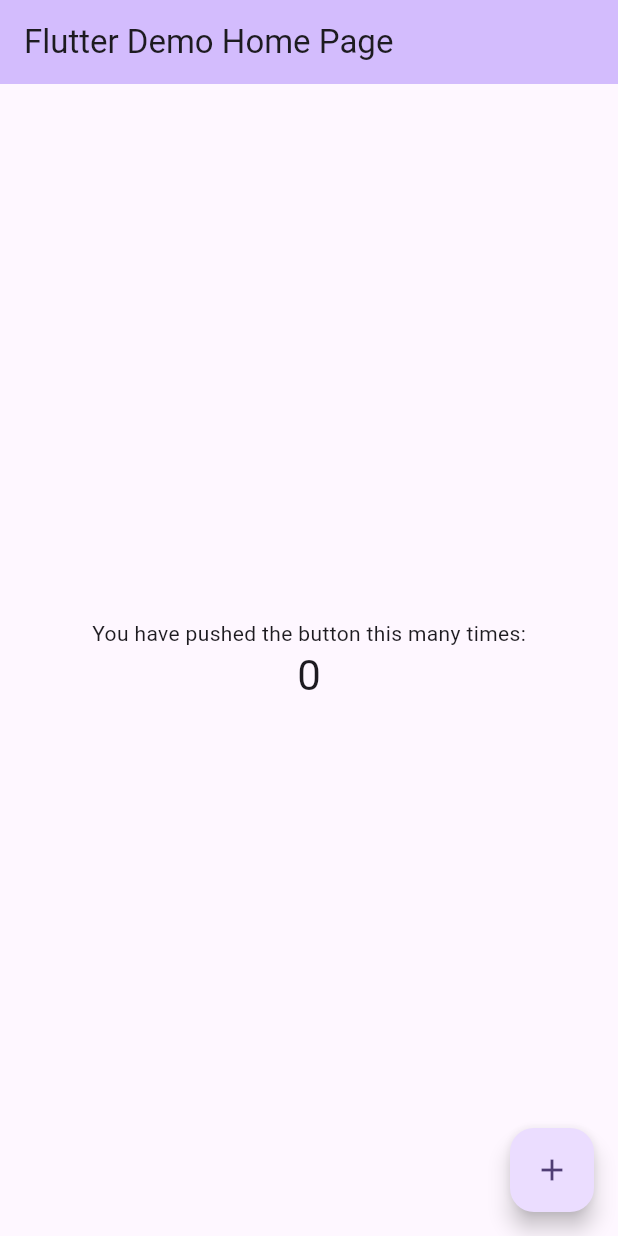
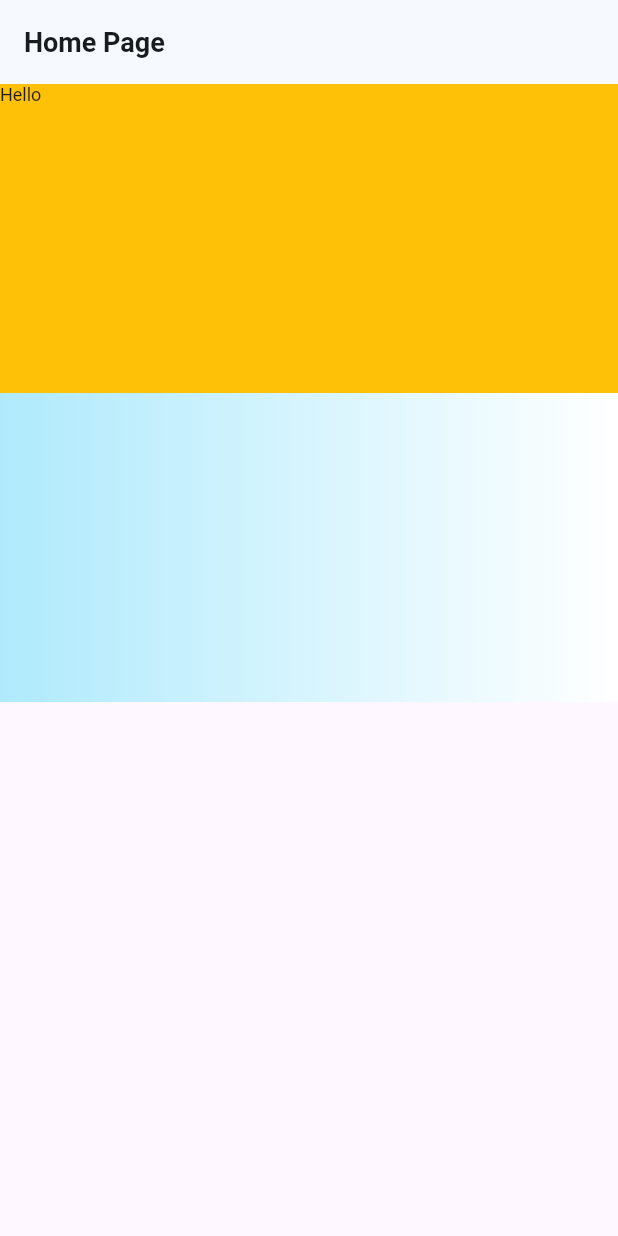
Before and after one commit to morinikunj/Service_Plus_App, a Flutter app: the screen it shows after launch, on a phone screen of 412 x 824 dp. Run offline on Flutter 3.47's test engine with Material 3 defaults, Android fonts, the phone set to English and light mode, and no system bars; our stand-ins replace get.

Commit message:
project setup
project setup

```diff
--- /dev/null
+++ b/service_plus_app/lib/bindings/general_bindings.dart
@@ -0,0 +1,11 @@
+
+import 'package:get/get.dart';
+
+class GeneralBinding extends Bindings {
+
+  @override
+  void dependencies() {
+
+  }
+
+}
--- /dev/null
+++ b/service_plus_app/lib/components/common_gradient.dart
@@ -0,0 +1,12 @@
+import 'package:flutter/material.dart';
+import 'package:service_plus_app/utils/constants/app_colors.dart';
+
+Gradient customGradient = LinearGradient(
+    begin: Alignment.centerLeft,
+    end: Alignment.centerRight,
+    tileMode: TileMode.clamp,
+    colors: [
+      AppColors.primaryGredientColor,
+      AppColors.whiteColor
+      ]
+  );
--- /dev/null
+++ b/service_plus_app/lib/components/custom_container.dart
@@ -0,0 +1,36 @@
+import 'package:flutter/material.dart';
+import 'package:service_plus_app/components/common_gradient.dart';
+import 'package:service_plus_app/utils/constants/general_sizes.dart';
+
+Container customContainer({
+  double? height,
+  double? width,
+  EdgeInsets? padding,
+  EdgeInsets? margin,
+  double? borderRadius,
+  Widget? child,
+  Color? color,
+  double? borderWidth,
+  Color? borderColor,
+  BoxDecoration? decoration,
+  bool isGradient = false,
+  BoxShape? shape,
+  AlignmentGeometry? alignment
+}) => Container(
+  alignment: alignment,
+  height: height,
+  width: width,
+  padding: padding ?? GeneralSize.padding2,
+  margin: margin,
+  decoration: decoration ?? BoxDecoration(
+    color: color,
+    borderRadius: BorderRadius.all(Radius.circular(borderRadius ?? 0)),
+    border: Border.all(
+      color: borderColor ?? Colors.transparent,
+      width: borderWidth ?? 0
+    ),
+    gradient: isGradient ? customGradient : null,
+    shape: shape ?? BoxShape.rectangle
+  ),
+  child: child,
+);
--- /dev/null
+++ b/service_plus_app/lib/home.dart
@@ -0,0 +1,37 @@
+import 'package:flutter/material.dart';
+import 'package:service_plus_app/components/common_gradient.dart';
+import 'package:service_plus_app/utils/constants/app_colors.dart';
+import 'package:service_plus_app/utils/constants/text_strings.dart';
+import 'package:service_plus_app/utils/responsive_util/responsive_util.dart';
+
+class HomePage extends StatefulWidget {
+  const HomePage({super.key});
+
+  @override
+  State<HomePage> createState() => _HomePageState();
+}
+
+class _HomePageState extends State<HomePage> {
+  @override
+  Widget build(BuildContext context) {
+    return Scaffold(
+      appBar: AppBar(
+        title: const Text("Home Page"),
+      ),
+      body: Column(children: [
+         Container(
+          height: ResponsiveUtil.instance.height(200, context),
+        //  width: ResponsiveUtil.width(200),
+        width: double.infinity,
+          color: Colors.amber,
+        child: Text("Hello", style: Theme.of(context).textTheme.displaySmall, textScaler: textScale(context),),
+        ),
+        Container(
+          height: ResponsiveUtil.instance.height(200, context),
+        //  width: ResponsiveUtil.width(300),
+          decoration: BoxDecoration(gradient: customGradient),
+        )
+      ]),
+    );
+  }
+}
--- a/service_plus_app/lib/main.dart
+++ b/service_plus_app/lib/main.dart
@@ -1,4 +1,11 @@
 import 'package:flutter/material.dart';
+import 'package:get/get.dart';
+import 'package:service_plus_app/bindings/general_bindings.dart';
+import 'package:service_plus_app/home.dart';
+import 'package:service_plus_app/theme/app_theme.dart';
+import 'package:service_plus_app/utils/responsive_util/responsive_util.dart';
+
+import 'routes/app_routes.dart';
 
 void main() {
   runApp(const MyApp());
@@ -10,87 +17,14 @@ class MyApp extends StatelessWidget {
   // This widget is the root of your application.
   @override
   Widget build(BuildContext context) {
-    return MaterialApp(
+    ResponsiveUtil.instance.init(context);
+    return GetMaterialApp(
       title: 'Flutter Demo',
-      theme: ThemeData(
-        colorScheme: ColorScheme.fromSeed(seedColor: Colors.deepPurple),
-        useMaterial3: true,
-      ),
-      home: const MyHomePage(title: 'Flutter Demo Home Page'),
+      theme: AppTheme.lightTheme,
+      initialBinding: GeneralBinding(),
+      getPages: AppRoutes.routes,
+      initialRoute: AppRoutes.homepage,
+      debugShowCheckedModeBanner: false,
     );
   }
 }
-
-class MyHomePage extends StatefulWidget {
-  const MyHomePage({super.key, required this.title});
-
-  final String title;
-
-  @override
-  State<MyHomePage> createState() => _MyHomePageState();
-}
-
-class _MyHomePageState extends State<MyHomePage> {
-  int _counter = 0;
-
-  void _incrementCounter() {
-    setState(() {
-      _counter++;
-    });
-  }
-
-  @override
-  Widget build(BuildContext context) {
-    // This method is rerun every time setState is called, for instance as done
-    // by the _incrementCounter method above.
-    //
-    // The Flutter framework has been optimized to make rerunning build methods
-    // fast, so that you can just rebuild anything that needs updating rather
-    // than having to individually change instances of widgets.
-    return Scaffold(
-      appBar: AppBar(
-        // TRY THIS: Try changing the color here to a specific color (to
-        // Colors.amber, perhaps?) and trigger a hot reload to see the AppBar
-        // change color while the other colors stay the same.
-        backgroundColor: Theme.of(context).colorScheme.inversePrimary,
-        // Here we take the value from the MyHomePage object that was created by
-        // the App.build method, and use it to set our appbar title.
-        title: Text(widget.title),
-      ),
-      body: Center(
-        // Center is a layout widget. It takes a single child and positions it
-        // in the middle of the parent.
-        child: Column(
-          // Column is also a layout widget. It takes a list of children and
-          // arranges them vertically. By default, it sizes itself to fit its
-          // children horizontally, and tries to be as tall as its parent.
-          //
-          // Column has various properties to control how it sizes itself and
-          // how it positions its children. Here we use mainAxisAlignment to
-          // center the children vertically; the main axis here is the vertical
-          // axis because Columns are vertical (the cross axis would be
-          // horizontal).
-          //
-          // TRY THIS: Invoke "debug painting" (choose the "Toggle Debug Paint"
-          // action in the IDE, or press "p" in the console), to see the
-          // wireframe for each widget.
-          mainAxisAlignment: MainAxisAlignment.center,
-          children: <Widget>[
-            const Text(
-              'You have pushed the button this many times:',
-            ),
-            Text(
-              '$_counter',
-              style: Theme.of(context).textTheme.headlineMedium,
-            ),
-          ],
-        ),
-      ),
-      floatingActionButton: FloatingActionButton(
-        onPressed: _incrementCounter,
-        tooltip: 'Increment',
-        child: const Icon(Icons.add),
-      ), // This trailing comma makes auto-formatting nicer for build methods.
-    );
-  }
-}
--- /dev/null
+++ b/service_plus_app/lib/routes/app_routes.dart
@@ -0,0 +1,14 @@
+import 'package:get/get.dart';
+import 'package:service_plus_app/home.dart';
+
+import '../bindings/general_bindings.dart';
+
+class AppRoutes {
+  // App Routes Names
+  static String homepage = "/home_page";
+
+  // App Routes
+  static List<GetPage> routes = [
+    GetPage(name: homepage, page: () => const HomePage(), binding: GeneralBinding())
+  ];
+}
--- /dev/null
+++ b/service_plus_app/lib/theme/app_theme.dart
@@ -0,0 +1,21 @@
+import 'package:flutter/material.dart';
+import 'package:service_plus_app/theme/button_theme.dart';
+import 'package:service_plus_app/theme/text_theme.dart';
+import 'package:service_plus_app/utils/constants/app_colors.dart';
+
+class AppTheme {
+
+  static ThemeData lightTheme = ThemeData.light(
+    useMaterial3: true,
+  ).copyWith(
+    primaryColor: AppColors.primaryColor,
+    colorScheme: ColorScheme.fromSeed(seedColor: AppColors.primaryColor),
+    textTheme: AppTextTheme.textLightTheme,
+    elevatedButtonTheme: AppButtonTheme.elevatedButtonLightTheme,
+    textButtonTheme: AppButtonTheme.textButtonLightTheme
+  );
+
+  static ThemeData darkTheme = ThemeData.dark(
+
+  );
+}
--- /dev/null
+++ b/service_plus_app/lib/theme/button_theme.dart
@@ -0,0 +1,17 @@
+import 'package:flutter/material.dart';
+import 'package:service_plus_app/utils/constants/app_colors.dart';
+import 'package:service_plus_app/utils/constants/general_sizes.dart';
+
+class AppButtonTheme {
+  //light
+  static final elevatedButtonLightTheme = ElevatedButtonThemeData(
+      style: const ButtonStyle().copyWith(
+    backgroundColor: MaterialStatePropertyAll(AppColors.primaryColor),
+    elevation: const MaterialStatePropertyAll(0),
+    foregroundColor: MaterialStatePropertyAll(AppColors.whiteColor),
+  ));
+
+  static const textButtonLightTheme = TextButtonThemeData(
+    style: ButtonStyle()
+  );
+}
--- /dev/null
+++ b/service_plus_app/lib/theme/text_theme.dart
@@ -0,0 +1,58 @@
+import 'package:flutter/material.dart';
+import 'package:service_plus_app/utils/constants/general_sizes.dart';
+
+class AppTextTheme {
+
+  //light mode
+  static final textLightTheme = ThemeData.light().textTheme.copyWith(
+
+     headlineLarge: ThemeData.light().textTheme.copyWith().headlineLarge!.copyWith(
+      fontSize: GeneralSize.textsize1,
+      fontWeight: GeneralSize.boldfont
+    ),
+    headlineMedium: ThemeData.light().textTheme.copyWith().headlineMedium!.copyWith(
+      fontSize: GeneralSize.textsize2,
+      fontWeight: GeneralSize.boldfont
+    ),
+    headlineSmall: ThemeData.light().textTheme.copyWith().headlineSmall!.copyWith(
+      fontSize: GeneralSize.textsize3,
+      fontWeight: GeneralSize.boldfont
+    ),
+
+    titleLarge: ThemeData.light().textTheme.copyWith().titleLarge!.copyWith(
+      fontSize: GeneralSize.textsize4,
+      fontWeight: GeneralSize.boldfont
+    ),
+    titleMedium: ThemeData.light().textTheme.copyWith().titleMedium!.copyWith(
+      fontSize: GeneralSize.textsize5,
+      fontWeight: GeneralSize.boldfont
+    ),
+    titleSmall: ThemeData.light().textTheme.copyWith().titleSmall!.copyWith(
+      fontSize: GeneralSize.textsize6,
+      fontWeight: GeneralSize.boldfont
+    ),
+
+    labelSmall: ThemeData.light().textTheme.copyWith().labelSmall!.copyWith(
+      fontSize: GeneralSize.textsize7,
+      fontWeight: GeneralSize.boldfont
+    ),
+
+    bodyLarge: ThemeData.light().textTheme.copyWith().bodyLarge!.copyWith(
+      fontSize: GeneralSize.textsize4,
+      fontWeight: GeneralSize.regularfont
+    ),
+    bodyMedium: ThemeData.light().textTheme.copyWith().bodyMedium!.copyWith(
+      fontSize: GeneralSize.textsize5,
+      fontWeight: GeneralSize.regularfont
+    ),
+    bodySmall: ThemeData.light().textTheme.copyWith().bodySmall!.copyWith(
+      fontSize: GeneralSize.textsize6,
+      fontWeight: GeneralSize.regularfont
+    ),
+
+    displaySmall: ThemeData.light().textTheme.copyWith().displaySmall!.copyWith(
+      fontSize: GeneralSize.textsize7,
+      fontWeight: GeneralSize.regularfont
+    ),
+  );
+}
--- /dev/null
+++ b/service_plus_app/lib/utils/constants/app_colors.dart
@@ -0,0 +1,24 @@
+import 'package:flutter/material.dart';
+
+class AppColors {
+  //private constructors
+  AppColors._();
+
+  // App Basic Color
+
+  static Color primaryColor = const Color.fromRGBO(16, 187, 241, 1);
+  static Color secondaryColor = const Color.fromRGBO(23, 25, 81, 1);
+  static Color yellowColor = const Color.fromRGBO(252, 194, 49, 1);
+  static Color greyColor = const Color(0x00686060);
+  static Color accentColor = const Color.fromRGBO(238, 238, 238, 1);
+
+  //  Gradient Colors
+  static Color primaryGredientColor = const Color.fromRGBO(175, 234, 252, 1);
+
+  // Text Colors
+  static Color whiteColor = Colors.white;
+
+  //Background Colors
+
+  //Error Color
+}
--- /dev/null
+++ b/service_plus_app/lib/utils/constants/general_sizes.dart
@@ -0,0 +1,24 @@
+import 'package:flutter/material.dart';
+import 'package:service_plus_app/utils/responsive_util/responsive_util.dart';
+
+class GeneralSize {
+//Font Sizes
+  static double textsize1 = 28;
+  static double textsize2 = 24;
+  static double textsize3 = 22;
+  static double textsize4 = 18;
+  static double textsize5 = 16;
+  static double textsize6 = 14;
+  static double textsize7 = 12 ;
+
+  //Font Weights
+  static FontWeight boldfont = FontWeight.bold;
+  static FontWeight regularfont = FontWeight.normal;
+
+  //Border Radius
+  static BorderRadius borderRadius2 =
+      const BorderRadius.all(Radius.circular(20));
+
+  //padding
+  static EdgeInsets padding2 = const EdgeInsets.all(20);
+}
--- /dev/null
+++ b/service_plus_app/lib/utils/constants/text_strings.dart
@@ -0,0 +1,4 @@
+import 'package:flutter/material.dart';
+import '../responsive_util/responsive_util.dart';
+
+ textScale(context) => TextScaler.linear(ResponsiveUtil.instance.textScaleFactor(context));
--- /dev/null
+++ b/service_plus_app/lib/utils/responsive_util/responsive_util.dart
@@ -0,0 +1,46 @@
+import 'dart:math';
+
+import 'package:flutter/material.dart';
+import 'package:flutter/widgets.dart';
+
+class ResponsiveUtil extends ChangeNotifier {
+
+  // Singleton instance
+  static final ResponsiveUtil _instance = ResponsiveUtil._();
+
+  static ResponsiveUtil get instance => _instance;
+
+  // Private constructor
+  ResponsiveUtil._();
+
+  static late double screenWidth;
+  static late double screenHeight;
+  static double defaultWidth = 360;
+  static double defaultHeight = 800;
+  static late Orientation orientation;
+
+  void init(BuildContext context) {
+    screenWidth = MediaQuery.of(context).size.width;
+    screenHeight = MediaQuery.of(context).size.height;
+    notifyListeners();
+  }
+
+  //height
+  double height(double height, context) {
+    screenHeight = MediaQuery.of(context).size.height;
+    return (height / defaultHeight) * screenHeight;
+  }
+
+  //width
+  double width(double width, context) {
+    screenWidth = MediaQuery.of(context).size.width;
+    return (width / defaultWidth) * screenWidth;
+  }
+
+  double textScaleFactor(BuildContext context,
+      {double maxTextScaleFactor = 2}) {
+    final width = MediaQuery.of(context).size.width;
+    double val = (width / 1400) * maxTextScaleFactor;
+    return max(1, min(val, maxTextScaleFactor));
+  }
+}
--- a/service_plus_app/pubspec.yaml
+++ b/service_plus_app/pubspec.yaml
@@ -35,6 +35,7 @@ dependencies:
   # The following adds the Cupertino Icons font to your application.
   # Use with the CupertinoIcons class for iOS style icons.
   cupertino_icons: ^1.0.6
+  get: ^4.6.6
 
 dev_dependencies:
   flutter_test:
@@ -59,7 +60,8 @@ flutter:
   uses-material-design: true
 
   # To add assets to your application, add an assets section, like this:
-  # assets:
+  assets:
+      - assets/images/
   #   - images/a_dot_burr.jpeg
   #   - images/a_dot_ham.jpeg
 
```
Also changed, not shown: service_plus_app/lib/utils/constants/api_constants.dart (added), service_plus_app/lib/utils/constants/enums.dart (added), service_plus_app/lib/utils/constants/image_strings.dart (added), service_plus_app/pubspec.lock.
